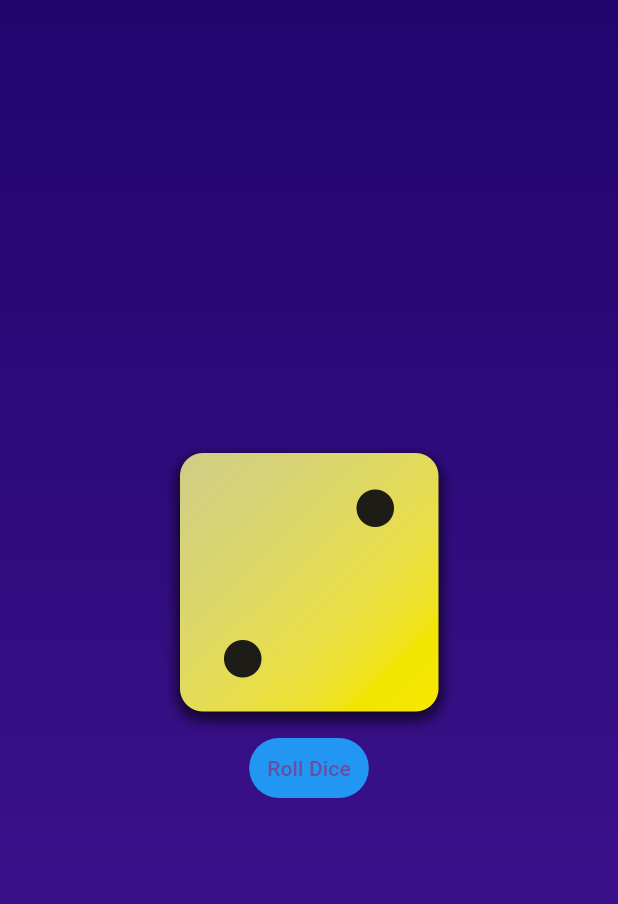
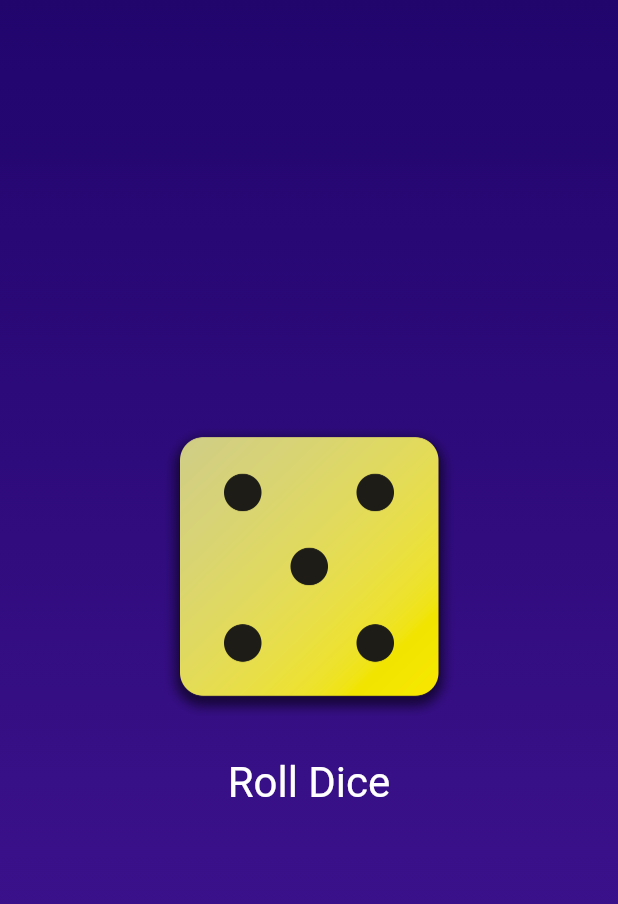
Before and after one commit to odincontreras/flutter_crse_first_app, a Flutter app: the screen it shows after launch, after a tap on "Roll Dice", on a phone screen of 412 x 824 dp. Shown: the top 904 px of the screen. Run offline on Flutter 3.47's test engine with Material 3 defaults, Android fonts, the phone set to English and light mode, and no system bars.

Commit message:
feat: first version

```diff
--- /dev/null
+++ b/lib/dice_roller.dart
@@ -0,0 +1,45 @@
+import 'dart:math';
+
+import 'package:flutter/material.dart';
+
+final randomizer = Random();
+
+class DiceRoller extends StatefulWidget {
+  const DiceRoller({super.key});
+
+  @override
+  State<DiceRoller> createState() => _DiceRollerState();
+}
+
+class _DiceRollerState extends State<DiceRoller> {
+  var currentDiceRoll = 2;
+
+  void rollDice() {
+    setState(() {
+      currentDiceRoll = randomizer.nextInt(6) + 1;
+    });
+  }
+
+  @override
+  Widget build(BuildContext context) {
+    return Column(
+      mainAxisSize: MainAxisSize.min,
+      children: [
+        Image.asset(
+          'assets/images/dice-$currentDiceRoll.png',
+          width: 200,
+        ),
+        const SizedBox(height: 20),
+        TextButton(
+          onPressed: rollDice,
+          style: TextButton.styleFrom(
+            // padding: const EdgeInsets.only(top: 20),
+            foregroundColor: Colors.white,
+            textStyle: const TextStyle(fontSize: 28),
+          ),
+          child: const Text('Roll Dice'),
+        ),
+      ],
+    );
+  }
+}
--- a/lib/gradient_container.dart
+++ b/lib/gradient_container.dart
@@ -1,3 +1,4 @@
+import 'package:first_app/dice_roller.dart';
 import 'package:flutter/material.dart';
 
 const startAlignment = Alignment.topCenter;
@@ -6,8 +7,6 @@ const endAlignment = Alignment.bottomCenter;
 class GradientContainer extends StatelessWidget {
   final Color color1;
   final Color color2;
-
-  void rollDice() {}
 
   const GradientContainer(this.color1, this.color2, {super.key});
 
@@ -28,18 +27,8 @@ class GradientContainer extends StatelessWidget {
           ],
         ),
       ),
-      child: Center(
-        child: Column(
-          mainAxisSize: MainAxisSize.min,
-          children: [
-            Image.asset('assets/images/dice-2.png', width: 200),
-            TextButton(
-              onPressed: rollDice,
-              style: TextButton.styleFrom(backgroundColor: Colors.blue),
-              child: const Text('Roll Dice'),
-            ),
-          ],
-        ),
+      child: const Center(
+        child: DiceRoller(),
       ),
     );
   }
```
